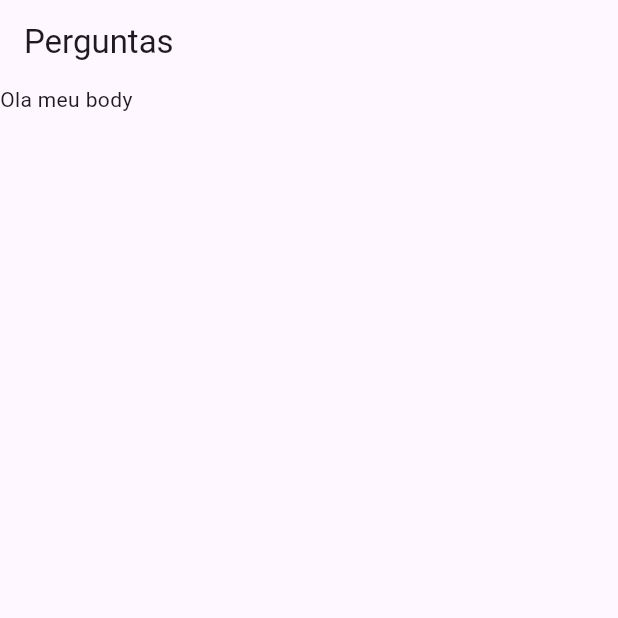
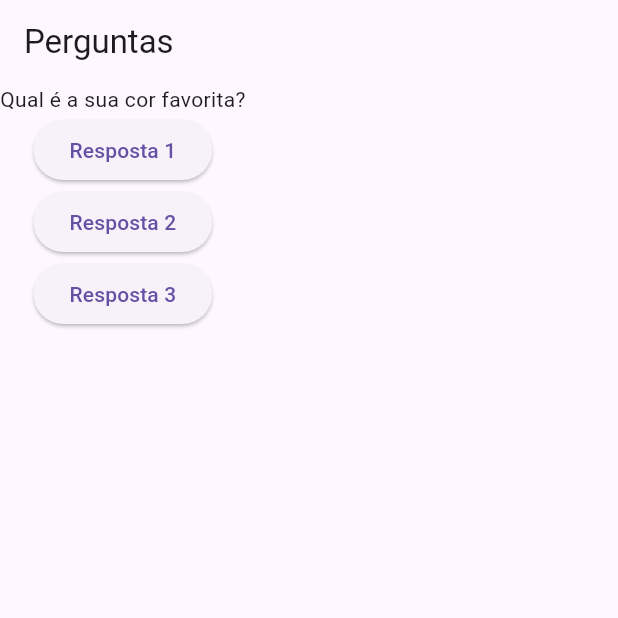
Before and after one commit to DiegoSDev33/Flutter_udemy, a Flutter app: the screen it shows after launch, on a phone screen of 412 x 824 dp, the top half of it. Run offline on Flutter 3.47's test engine with Material 3 defaults, Android fonts, the light colour scheme and no system bars.

Commit message:
criando botoes e lista de perguntas

```diff
--- a/lib/main.dart
+++ b/lib/main.dart
@@ -2,6 +2,10 @@ import 'package:flutter/material.dart';
 
 main() => runApp(PerguntaApp());
 
+final List<String> perguntas = [
+  'Qual é a sua cor favorita?',
+  'Qual é o seu animal favorito?',
+];
 
 class PerguntaApp extends StatelessWidget {
   @override
@@ -11,7 +15,23 @@ class PerguntaApp extends StatelessWidget {
         appBar: AppBar(
           title: Text('Perguntas'),
         ),
-        body: Text('Ola meu body'),
+        body: Column(
+          children: <Widget>[
+            Text(perguntas[0]),
+            ElevatedButton(
+              onPressed: () {},
+              child: Text('Resposta 1'),
+            ),
+            ElevatedButton(
+              onPressed: () {},
+              child: Text('Resposta 2'),
+            ),
+            ElevatedButton(
+              onPressed: () {},
+              child: Text('Resposta 3'),
+            ),
+          ],
+        ),
       ),
     );
   }
```
